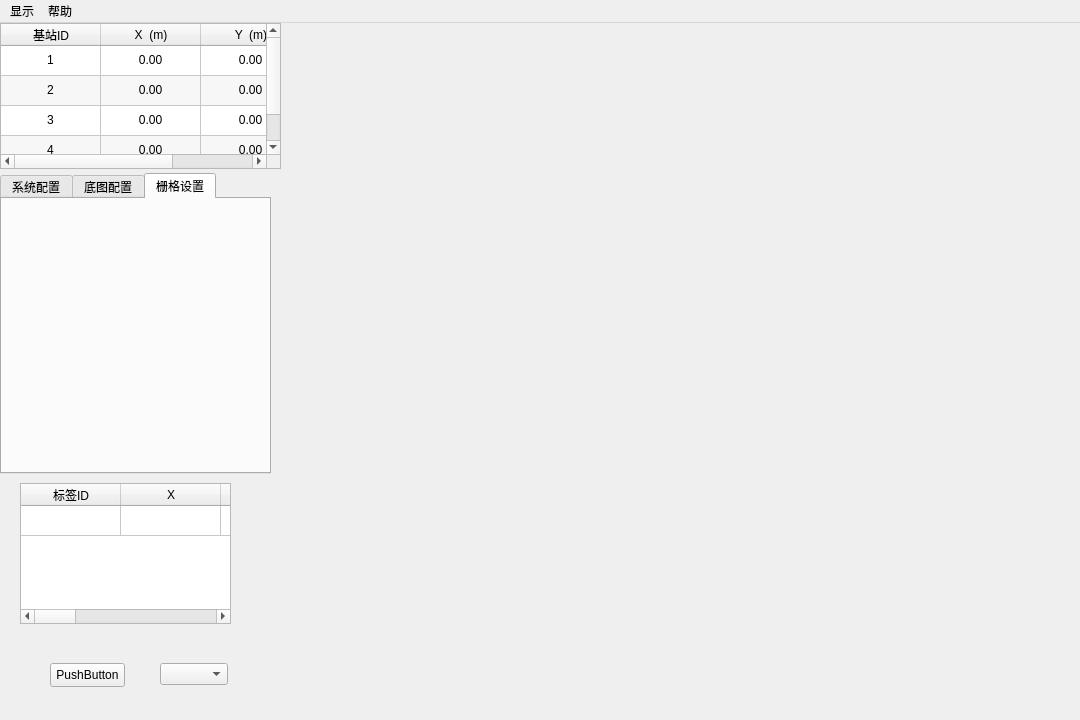
Gesiz/MyPythonLearn, file PythonQt/Haoru/conf/mainwindow.ui: the form before one commit.
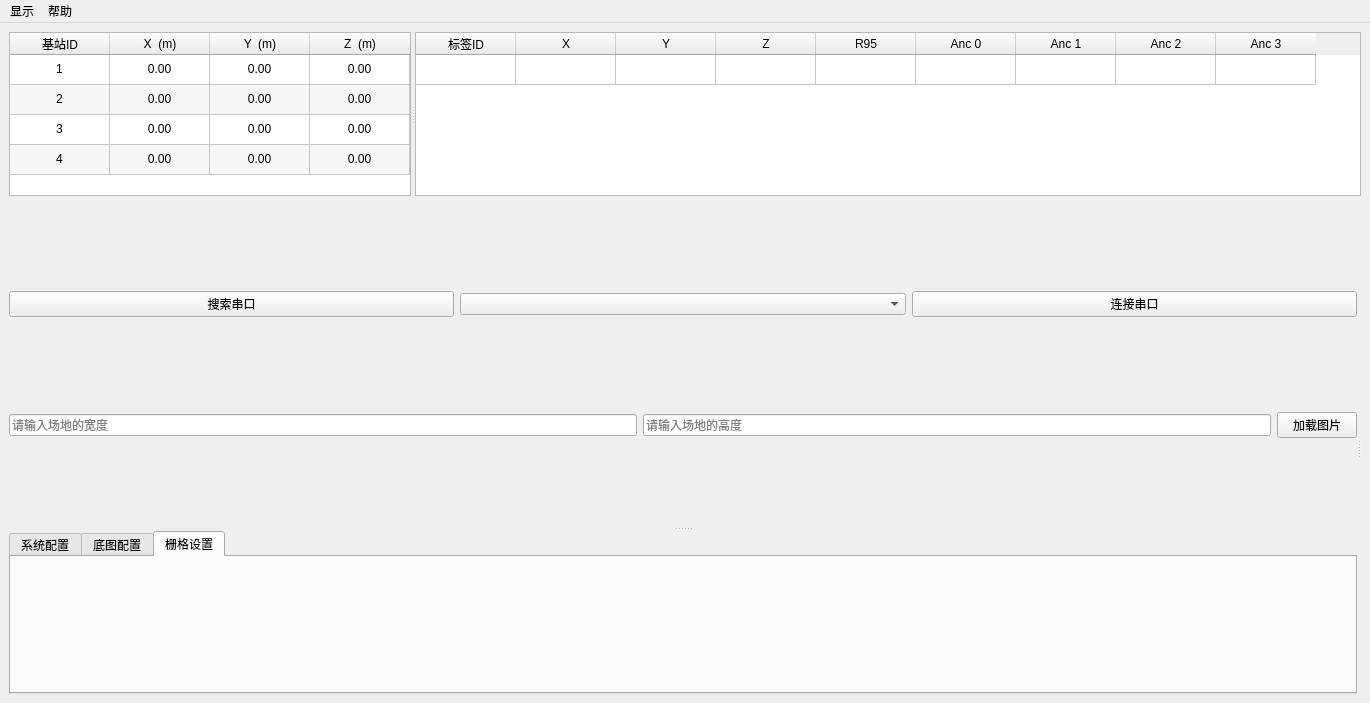
The form after the commit. The open tabs and pages were chosen to show the change.

What changed in the file:
```diff
--- a/PythonQt/Haoru/conf/mainwindow.ui
+++ b/PythonQt/Haoru/conf/mainwindow.ui
@@ -6,22 +6,38 @@
    <rect>
     <x>0</x>
     <y>0</y>
-    <width>1080</width>
-    <height>720</height>
+    <width>1370</width>
+    <height>703</height>
    </rect>
   </property>
   <property name="windowTitle">
    <string>MainWindow</string>
   </property>
   <widget class="QWidget" name="centralwidget">
+   <layout class="QVBoxLayout" name="verticalLayout_5">
+    <item>
+     <widget class="QSplitter" name="splitter">
+      <property name="sizePolicy">
+       <sizepolicy hsizetype="Expanding" vsizetype="Preferred">
+        <horstretch>0</horstretch>
+        <verstretch>1</verstretch>
+       </sizepolicy>
+      </property>
+      <property name="orientation">
+       <enum>Qt::Horizontal</enum>
+      </property>
    <widget class="QTableWidget" name="tableWidget">
-    <property name="geometry">
-     <rect>
-      <x>0</x>
-      <y>0</y>
-      <width>281</width>
-      <height>146</height>
-     </rect>
+       <property name="sizePolicy">
+        <sizepolicy hsizetype="Maximum" vsizetype="Expanding">
+         <horstretch>0</horstretch>
+         <verstretch>0</verstretch>
+        </sizepolicy>
+       </property>
+       <property name="maximumSize">
+        <size>
+         <width>402</width>
+         <height>16777215</height>
+        </size>
     </property>
     <property name="autoFillBackground">
      <bool>false</bool>
@@ -259,65 +275,12 @@
      </property>
     </item>
    </widget>
-   <widget class="QComboBox" name="comboBox">
-    <property name="geometry">
-     <rect>
-      <x>160</x>
-      <y>640</y>
-      <width>68</width>
-      <height>22</height>
-     </rect>
-    </property>
-   </widget>
-   <widget class="QTabWidget" name="tabWidget">
-    <property name="geometry">
-     <rect>
-      <x>0</x>
-      <y>150</y>
-      <width>271</width>
-      <height>301</height>
-     </rect>
-    </property>
-    <property name="currentIndex">
-     <number>0</number>
-    </property>
-    <widget class="QWidget" name="Tab_1">
-     <attribute name="title">
-      <string>系统配置</string>
-     </attribute>
-    </widget>
-    <widget class="QWidget" name="Tab_2">
-     <attribute name="title">
-      <string>底图配置</string>
-     </attribute>
-    </widget>
-    <widget class="QWidget" name="Tab_3">
-     <attribute name="title">
-      <string>栅格设置</string>
-     </attribute>
-    </widget>
-   </widget>
-   <widget class="QPushButton" name="pushButton">
-    <property name="geometry">
-     <rect>
-      <x>50</x>
-      <y>640</y>
-      <width>75</width>
-      <height>24</height>
-     </rect>
-    </property>
-    <property name="text">
-     <string>PushButton</string>
-    </property>
-   </widget>
    <widget class="QTableWidget" name="tableWidget_2">
-    <property name="geometry">
-     <rect>
-      <x>20</x>
-      <y>460</y>
-      <width>211</width>
-      <height>141</height>
-     </rect>
+       <property name="sizePolicy">
+        <sizepolicy hsizetype="Expanding" vsizetype="Expanding">
+         <horstretch>0</horstretch>
+         <verstretch>0</verstretch>
+        </sizepolicy>
     </property>
     <attribute name="horizontalHeaderVisible">
      <bool>true</bool>
@@ -376,24 +339,143 @@
      </property>
     </column>
    </widget>
+     </widget>
+    </item>
+    <item>
+     <widget class="QSplitter" name="splitter_3">
+      <property name="sizePolicy">
+       <sizepolicy hsizetype="Expanding" vsizetype="Preferred">
+        <horstretch>0</horstretch>
+        <verstretch>3</verstretch>
+       </sizepolicy>
+      </property>
+      <property name="orientation">
+       <enum>Qt::Horizontal</enum>
+      </property>
+      <widget class="QSplitter" name="splitter_2">
+       <property name="sizePolicy">
+        <sizepolicy hsizetype="Fixed" vsizetype="Expanding">
+         <horstretch>1</horstretch>
+         <verstretch>0</verstretch>
+        </sizepolicy>
+       </property>
+       <property name="maximumSize">
+        <size>
+         <width>16777215</width>
+         <height>16777215</height>
+        </size>
+       </property>
+       <property name="orientation">
+        <enum>Qt::Vertical</enum>
+       </property>
+       <widget class="QWidget" name="layoutWidget">
+        <layout class="QVBoxLayout" name="verticalLayout_2">
+         <item>
+          <layout class="QHBoxLayout" name="horizontalLayout_2">
+           <item>
+            <widget class="QPushButton" name="pushButton_3">
+             <property name="text">
+              <string>搜索串口</string>
+             </property>
+            </widget>
+           </item>
+           <item>
+            <widget class="QComboBox" name="comboBox"/>
+           </item>
+           <item>
+            <widget class="QPushButton" name="pushButton">
+             <property name="text">
+              <string>连接串口</string>
+             </property>
+            </widget>
+           </item>
+          </layout>
+         </item>
+         <item>
+          <layout class="QHBoxLayout" name="horizontalLayout_4">
+           <item>
+            <layout class="QHBoxLayout" name="horizontalLayout_3">
+             <item>
+              <widget class="QLineEdit" name="lineEdit">
+               <property name="inputMask">
+                <string/>
+               </property>
+               <property name="text">
+                <string/>
+               </property>
+               <property name="placeholderText">
+                <string>请输入场地的宽度</string>
+               </property>
+              </widget>
+             </item>
+             <item>
+              <widget class="QLineEdit" name="lineEdit_2">
+               <property name="text">
+                <string/>
+               </property>
+               <property name="placeholderText">
+                <string>请输入场地的高度</string>
+               </property>
+              </widget>
+             </item>
+            </layout>
+           </item>
+           <item>
+            <widget class="QPushButton" name="pushButton_2">
+             <property name="text">
+              <string>加载图片</string>
+             </property>
+            </widget>
+           </item>
+          </layout>
+         </item>
+        </layout>
+       </widget>
+       <widget class="QTabWidget" name="tabWidget">
+        <property name="currentIndex">
+         <number>2</number>
+        </property>
+        <widget class="QWidget" name="Tab_1">
+         <attribute name="title">
+          <string>系统配置</string>
+         </attribute>
+        </widget>
+        <widget class="QWidget" name="Tab_2">
+         <attribute name="title">
+          <string>底图配置</string>
+         </attribute>
+        </widget>
+        <widget class="QWidget" name="Tab_3">
+         <attribute name="title">
+          <string>栅格设置</string>
+         </attribute>
+        </widget>
+       </widget>
+      </widget>
    <widget class="QWidget" name="verticalLayoutWidget">
-    <property name="geometry">
-     <rect>
-      <x>310</x>
-      <y>10</y>
-      <width>761</width>
-      <height>681</height>
-     </rect>
-    </property>
-    <layout class="QVBoxLayout" name="verticalLayout"/>
-   </widget>
+       <layout class="QVBoxLayout" name="verticalLayout_4">
+        <item>
+         <widget class="QWidget" name="widget" native="true">
+          <property name="sizePolicy">
+           <sizepolicy hsizetype="Preferred" vsizetype="Preferred">
+            <horstretch>0</horstretch>
+            <verstretch>0</verstretch>
+           </sizepolicy>
+          </property>
+         </widget>
+        </item>
+       </layout>
+      </widget>
+     </widget>
+    </item>
+   </layout>
   </widget>
   <widget class="QMenuBar" name="menubar">
    <property name="geometry">
     <rect>
      <x>0</x>
      <y>0</y>
-     <width>1080</width>
+     <width>1370</width>
      <height>22</height>
     </rect>
    </property>
```
Lines whose indentation alone changed are shown as unchanged.
